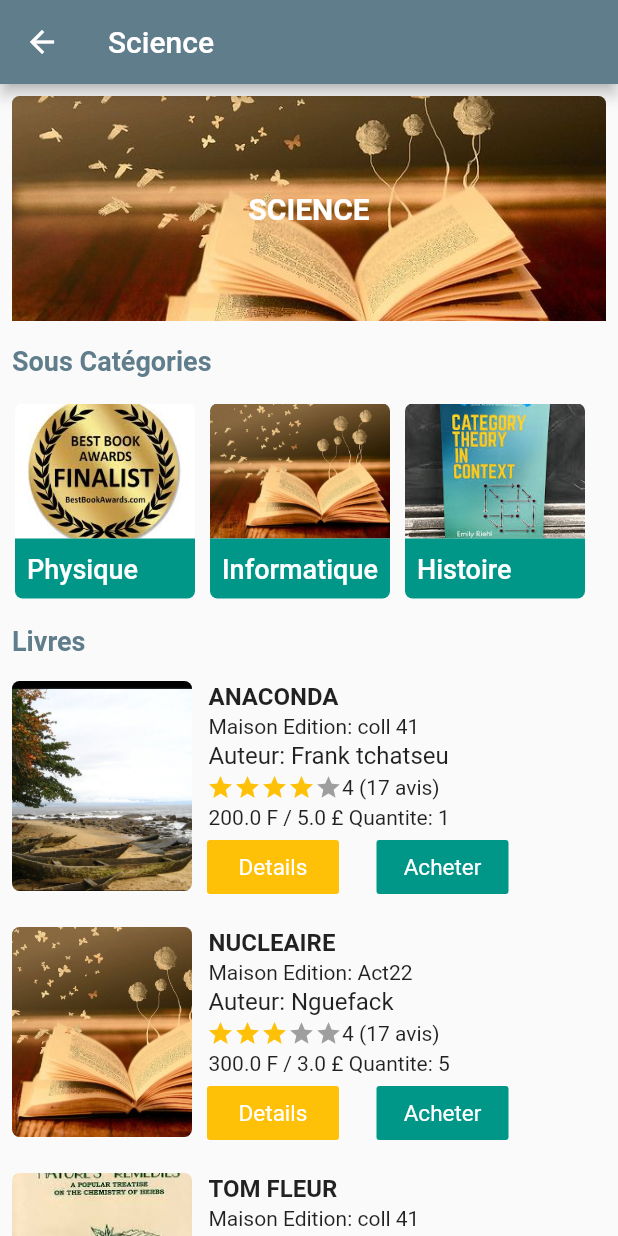
After one commit to franktchatseu/sell_book_app, a Flutter app: the screen it shows after launch, after a tap on "Science", on a phone screen of 412 x 824 dp. The commit adds this screen. Run offline on Flutter 3.47's test engine with Material 2 defaults, Android fonts, the phone set to English and light mode, and no system bars; Roboto replaces fonts that are missing (Google Sans).

Commit message:
add some basic structure in app

```diff
--- a/lib/main.dart
+++ b/lib/main.dart
@@ -1,8 +1,6 @@
 import 'package:flutter/material.dart';
 import 'package:seel_book_app/src/logic_app/models/Book.dart';
-import 'package:seel_book_app/src/views/screen/book/book_card.dart';
-import 'package:seel_book_app/src/views/screen/book/book_detail.dart';
-import 'package:seel_book_app/src/views/screen/category/category_card.dart';
+import 'package:seel_book_app/src/views/screen/category/categories_list.dart';
 
 void main() {
   runApp(MyApp());
@@ -13,12 +11,19 @@ class MyApp extends StatelessWidget {
   @override
   Widget build(BuildContext context) {
     return MaterialApp(
+      debugShowCheckedModeBanner: false,
       title: 'Flutter Demo',
       theme: ThemeData(
-        primarySwatch: Colors.blue,
+        primarySwatch: Colors.blueGrey,
         visualDensity: VisualDensity.adaptivePlatformDensity,
       ),
-      home: MyHomePage(title: 'Flutter Demo Home Page'),
+      home: MyHomePage(title: 'Home Page'),
+      routes: <String, WidgetBuilder>{
+        '/mbolo_app': (BuildContext context) => MyApp(),
+        '/main_categories': (BuildContext context) => CategoryList(),
+        '/category_detail': (BuildContext context) => CategoryList(),
+
+      },
     );
   }
 }
@@ -34,14 +39,9 @@ class MyHomePage extends StatefulWidget {
 }
 
 class _MyHomePageState extends State<MyHomePage> {
-  int _counter = 0;
 
-  void _incrementCounter() {
-    setState(() {
-      _counter++;
-    });
-  }
 Book bookTEst = new Book(1, "Scian book", "Frank Tchatseu", "Cambridge", 120, 4, 500, 20, "assets/images/category_test.png");
+
   @override
   Widget build(BuildContext context) {
     return Scaffold(
@@ -50,14 +50,9 @@ Book bookTEst = new Book(1, "Scian book", "Frank Tchatseu", "Cambridge", 120, 4,
       ),
       body: SafeArea(
         child: Center(
-          child: BookDetail(this.bookTEst),
+          child: CategoryList(),
         ),
       ),
-      floatingActionButton: FloatingActionButton(
-        onPressed: _incrementCounter,
-        tooltip: 'Increment',
-        child: Icon(Icons.add),
-      ), // This trailing comma makes auto-formatting nicer for build methods.
     );
   }
 }
--- /dev/null
+++ b/lib/src/views/screen/category/categories_list.dart
@@ -0,0 +1,65 @@
+import 'package:flutter/cupertino.dart';
+import 'package:flutter/material.dart';
+import 'package:seel_book_app/src/views/screen/category/category_card.dart';
+
+class CategoryList extends StatelessWidget {
+
+
+
+  List<dynamic> _mainCategories= [
+    {
+      "id":1,
+      "cover_image":"assets/images/categories/1.jpg",
+      "name":"Science"
+    },
+    {
+      "id":2,
+      "cover_image":"assets/images/categories/2.jpg",
+      "name":"Education"
+    },
+    {
+      "id":3,
+      "cover_image":"assets/images/categories/3.jpg",
+      "name":"Histoire"
+    },
+    {
+      "id":1,
+      "cover_image":"assets/images/categories/4.jpg",
+      "name":"Science"
+    },
+    {
+      "id":2,
+      "cover_image":"assets/images/categories/5.png",
+      "name":"Roman"
+    },
+    {
+      "id":3,
+      "cover_image":"assets/images/categories/6.png",
+      "name":"Poesie"
+    },
+    {
+      "id":1,
+      "cover_image":"assets/images/categories/3.jpg",
+      "name":"Culture"
+    },
+    {
+      "id":2,
+      "cover_image":"assets/images/categories/1.jpg",
+      "name":"Art"
+    },
+    {
+      "id":3,
+      "cover_image":"assets/images/categories/5.png",
+      "name":"Poesie"
+    },
+  ];
+  @override
+  Widget build(BuildContext context) {
+    return GridView.builder(gridDelegate: SliverGridDelegateWithFixedCrossAxisCount(
+        crossAxisCount: 2),
+        itemCount: this._mainCategories.length,
+        itemBuilder: ( context,  index) {
+          return CategoryCard(this._mainCategories[index]["id"], this._mainCategories[index]["name"], this._mainCategories[index]["cover_image"],card_width: 170,);
+        });
+  }
+}
--- /dev/null
+++ b/lib/src/views/screen/category/category_book.dart
@@ -0,0 +1,126 @@
+import 'package:flutter/material.dart';
+import 'package:seel_book_app/src/logic_app/models/Book.dart';
+import 'package:seel_book_app/src/views/screen/book/book_card.dart';
+import 'package:seel_book_app/src/views/screen/category/category_card.dart';
+class CategoryBook extends StatefulWidget {
+
+  int category_id;
+  String category_name;
+  String catogory_cover_image;
+  CategoryBook({this.category_id,this.category_name,this.catogory_cover_image});
+
+  @override
+  _CategoryBookState createState() => _CategoryBookState();
+}
+
+class _CategoryBookState extends State<CategoryBook> {
+  List<dynamic> _subCategories= [
+    {
+      "id":1,
+      "cover_image":"assets/images/categories/3.jpg",
+      "name":"Physique"
+    },
+    {
+      "id":2,
+      "cover_image":"assets/images/categories/1.jpg",
+      "name":"Informatique"
+    },
+    {
+      "id":3,
+      "cover_image":"assets/images/categories/2.jpg",
+      "name":"Histoire"
+    },
+  ];
+  List<Book> listBooks = [
+    new Book(1, "Anaconda", "Frank tchatseu", "coll 41", 1, 5, 200, 4, "assets/images/category_test.png"),
+    new Book(2, "Nucleaire", "Nguefack", "Act22", 5, 3, 300, 3, "assets/images/categories/1.jpg"),
+    new Book(1, "Tom Fleur", "Frank tchatseu", "coll 41", 1, 5, 200, 4, "assets/images/categories/4.jpg"),
+    new Book(2, "Tiji Team", "Nguefack", "Act22", 5, 3, 300, 3, "assets/images/categories/6.png")
+  ];
+
+  @override
+  Widget build(BuildContext context) {
+    return Scaffold(
+      appBar: AppBar(
+        title: Text(widget.category_name),
+      ),
+      body: CustomScrollView(
+        //very very important in order to be careful with some bug
+        shrinkWrap: true,
+        slivers: [
+          SliverList(delegate: SliverChildListDelegate(
+              [Padding(
+                padding: const EdgeInsets.all(8.0),
+                child: Container(
+                  height: 150,
+                  width: MediaQuery.of(context).size.width-30,
+                  decoration: BoxDecoration(
+                      borderRadius: BorderRadius.only(topLeft: Radius.circular(5),topRight: Radius.circular(5),),
+                      image: DecorationImage(
+                          image: AssetImage(widget.catogory_cover_image),
+                          fit: BoxFit.cover
+                      )
+                  ),
+                  child: Center(child: Text(widget.category_name.toUpperCase(),style: TextStyle(fontSize: 20,color: Colors.white,fontWeight: FontWeight.bold),)),
+                ),
+              ),
+                Padding(
+                  padding: const EdgeInsets.all(8.0),
+                  child: Text("Sous Catégories",style: TextStyle(fontSize: 18,color: Colors.blueGrey,fontWeight: FontWeight.bold),),
+                ),
+              ]
+          )),
+          SliverToBoxAdapter(
+            child: Padding(
+              padding: const EdgeInsets.only(bottom:0.0),
+              child: Container(
+                height: 150,
+                width: MediaQuery.of(context).size.width,
+                child: buildSubCategories(),
+              ),
+            ),
+          ),
+          SliverList(delegate: SliverChildListDelegate(
+              [
+                Padding(
+                  padding: const EdgeInsets.all(8.0),
+                  child: Text("Livres",style: TextStyle(fontSize: 18,color: Colors.blueGrey,fontWeight: FontWeight.bold),),
+                ),
+              ]
+          )),
+          SliverList(delegate: SliverChildListDelegate(
+              buildbooks()
+          )),
+
+          SliverToBoxAdapter(
+            child: Padding(
+              padding: const EdgeInsets.only(bottom:28.0),
+              child: Container(
+                height: 5,
+                width: MediaQuery.of(context).size.width,
+                child: Text(""),
+              ),
+            ),
+          ),
+        ],
+      ),
+    );
+  }
+  Widget buildSubCategories(){
+    return ListView(
+      padding: EdgeInsets.all(5),
+      scrollDirection: Axis.horizontal,
+      children: _subCategories.map((subcat) {
+        return Padding(padding: EdgeInsets.all(5),child: CategoryCard(1, subcat["name"], subcat["cover_image"],card_width: 120,),);
+      }).toList(),
+    );
+  }
+  List<Widget> buildbooks(){
+    List<BookCard> booksCard= [];
+    this.listBooks.forEach((book) {
+      BookCard bookcard = new BookCard(book);
+      booksCard.add(bookcard);
+    });
+    return booksCard;
+  }
+}
--- a/lib/src/views/screen/category/category_card.dart
+++ b/lib/src/views/screen/category/category_card.dart
@@ -1,38 +1,45 @@
 import 'package:flutter/material.dart';
+import 'package:seel_book_app/src/views/screen/category/category_book.dart';
 
 class CategoryCard extends StatelessWidget {
   int categoryId;
   String categoryImage;
   String categoryName;
-  CategoryCard(this.categoryId,this.categoryName,this.categoryImage);
+  double card_width;
+  CategoryCard(this.categoryId,this.categoryName,this.categoryImage,{this.card_width});
   @override
   Widget build(BuildContext context) {
-    return Column(
+    return InkWell(
+      onTap: (){
+        Navigator.push(context, MaterialPageRoute(builder: (context)=>CategoryBook(category_id: this.categoryId,category_name: categoryName,catogory_cover_image: categoryImage,)));
+      },
+      child: Column(
           mainAxisAlignment: MainAxisAlignment.center,
           children:[
            Container(
-           height: 110,
-           width: 190,
+             height: 90,
+             width: card_width,
              decoration: BoxDecoration(
                borderRadius: BorderRadius.only(topLeft: Radius.circular(5),topRight: Radius.circular(5),),
                image: DecorationImage(
-               image: AssetImage("assets/images/category_test.png"),
+                 image: AssetImage(categoryImage),
                  fit: BoxFit.cover
                )
              ),
            ),
             Container(
-            height: 50,
-            width: 190,
+              height: 40,
+              width: card_width,
               decoration: BoxDecoration(
                   borderRadius: BorderRadius.only(bottomRight: Radius.circular(5),bottomLeft: Radius.circular(5),),
                   color: Colors.teal
               ),
               child: Padding(
-              padding: const EdgeInsets.only(left:8.0,top: 13),
+                padding: const EdgeInsets.only(left:8.0,top: 10),
                 child: Text(this.categoryName,style: TextStyle(color: Colors.white,fontSize: 18,fontWeight: FontWeight.w500),),
               ),
             ),
-    ]);
+      ]),
+    );
   }
 }
--- a/pubspec.yaml
+++ b/pubspec.yaml
@@ -47,6 +47,12 @@ flutter:
   # To add assets to your application, add an assets section, like this:
   assets:
     - assets/images/category_test.png
+    - assets/images/categories/1.jpg
+    - assets/images/categories/2.jpg
+    - assets/images/categories/3.jpg
+    - assets/images/categories/4.jpg
+    - assets/images/categories/5.png
+    - assets/images/categories/6.png
   #   - images/a_dot_ham.jpeg
 
   # An image asset can refer to one or more resolution-specific "variants", see
```
Also changed, not shown: lib/src/views/screen/book/book_card.dart (+5 -2 lines), lib/src/views/screen/book/book_detail.dart (+6 -1 lines), assets/images/categories/1.jpg (added), assets/images/categories/2.jpg (added), assets/images/categories/3.jpg (added), assets/images/categories/4.jpg (added), assets/images/categories/5.png (added), assets/images/categories/6.png (added). Lines whose indentation alone changed are shown as unchanged.
